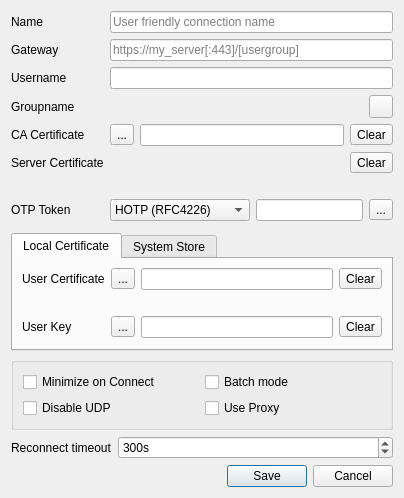
The window that src/dialog/editdialog.ui (openconnect/openconnect-gui) describes before a commit, drawn with Qt 5.
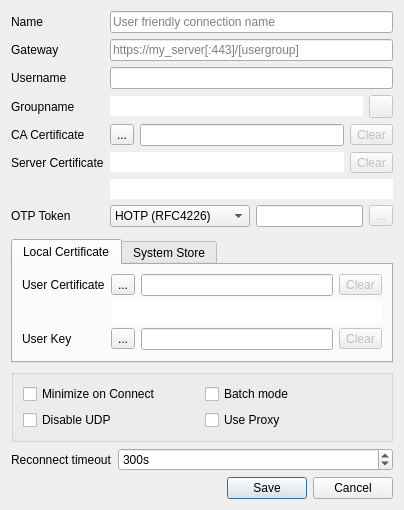
The same window after the commit. Icons and pictures are not drawn.

Commit message: Do'n display the trash icon when there is nothing to delete (resolve #76)

Patch:
```diff
--- a/src/dialog/editdialog.ui
+++ b/src/dialog/editdialog.ui
@@ -80,10 +80,23 @@
      <item row="6" column="1">
       <layout class="QHBoxLayout" name="groupnameLayout">
        <item>
-        <widget class="QLabel" name="groupnameEdit"/>
+        <widget class="QLineEdit" name="groupnameEdit">
+         <property name="styleSheet">
+          <string notr="true">background-color:&quot;transparent&quot;</string>
+         </property>
+         <property name="frame">
+          <bool>false</bool>
+         </property>
+         <property name="readOnly">
+          <bool>true</bool>
+         </property>
+        </widget>
        </item>
        <item>
         <widget class="QToolButton" name="groupnameClear">
+         <property name="enabled">
+          <bool>false</bool>
+         </property>
          <property name="text">
           <string/>
          </property>
@@ -123,6 +136,9 @@
        </item>
        <item>
         <widget class="QToolButton" name="caCertClear">
+         <property name="enabled">
+          <bool>false</bool>
+         </property>
          <property name="text">
           <string>Clear</string>
          </property>
@@ -144,14 +160,23 @@
      <item row="8" column="1">
       <layout class="QHBoxLayout" name="serverCertificateLayout">
        <item>
-        <widget class="QLabel" name="serverCertHash">
-         <property name="toolTip">
-          <string>This is the hash of the server's certificate</string>
+        <widget class="QLineEdit" name="serverCertHash">
+         <property name="styleSheet">
+          <string notr="true">background-color:&quot;transparent&quot;</string>
+         </property>
+         <property name="frame">
+          <bool>false</bool>
+         </property>
+         <property name="readOnly">
+          <bool>true</bool>
          </property>
         </widget>
        </item>
        <item>
         <widget class="QToolButton" name="serverCertClear">
+         <property name="enabled">
+          <bool>false</bool>
+         </property>
          <property name="text">
           <string>Clear</string>
          </property>
@@ -164,9 +189,15 @@
       </layout>
      </item>
      <item row="9" column="1">
-      <widget class="QLabel" name="caCertHash">
-       <property name="text">
-        <string/>
+      <widget class="QLineEdit" name="caCertHash">
+       <property name="styleSheet">
+        <string notr="true">background-color:&quot;transparent&quot;</string>
+       </property>
+       <property name="frame">
+        <bool>false</bool>
+       </property>
+       <property name="readOnly">
+        <bool>true</bool>
        </property>
       </widget>
      </item>
@@ -219,6 +250,9 @@
        </item>
        <item>
         <widget class="QToolButton" name="tokenClear">
+         <property name="enabled">
+          <bool>false</bool>
+         </property>
          <property name="text">
           <string>...</string>
          </property>
@@ -282,6 +316,9 @@
            </item>
            <item>
             <widget class="QToolButton" name="userCertClear">
+             <property name="enabled">
+              <bool>false</bool>
+             </property>
              <property name="text">
               <string>Clear</string>
              </property>
@@ -294,7 +331,17 @@
           </layout>
          </item>
          <item row="2" column="1">
-          <widget class="QLabel" name="userCertHash"/>
+          <widget class="QLineEdit" name="userCertHash">
+           <property name="styleSheet">
+            <string notr="true">background-color:&quot;transparent&quot;</string>
+           </property>
+           <property name="frame">
+            <bool>false</bool>
+           </property>
+           <property name="readOnly">
+            <bool>true</bool>
+           </property>
+          </widget>
          </item>
          <item row="3" column="0">
           <widget class="QLabel" name="userKeyLabel">
@@ -330,6 +377,9 @@
            </item>
            <item>
             <widget class="QToolButton" name="userKeyClear">
+             <property name="enabled">
+              <bool>false</bool>
+             </property>
              <property name="text">
               <string>Clear</string>
              </property>
```
The commit also changes 2 other files.
